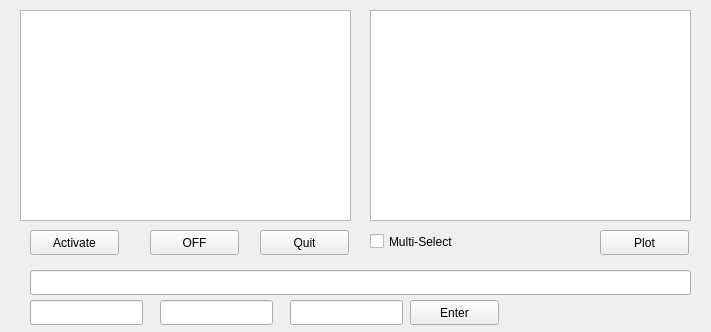
First picture: the form in rqt_aidin2/src/rqt_aidin2.ui, repository jimpark48/rqt_aidin2, before the edit.
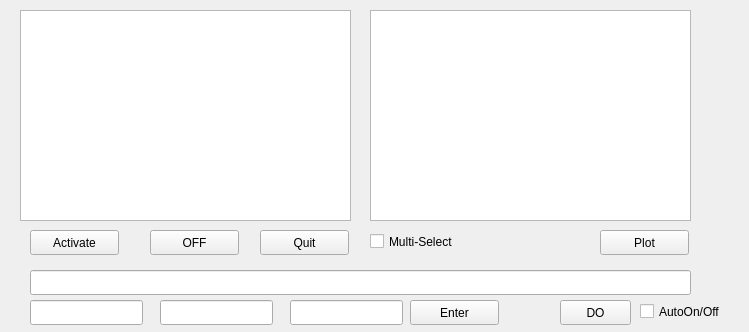
Second picture: the form after the edit.

Diff of the .ui file:
```diff
--- a/rqt_aidin2/src/rqt_aidin2.ui
+++ b/rqt_aidin2/src/rqt_aidin2.ui
@@ -6,7 +6,7 @@
    <rect>
     <x>0</x>
     <y>0</y>
-    <width>711</width>
+    <width>749</width>
     <height>332</height>
    </rect>
   </property>
@@ -151,6 +151,32 @@
     <string>Enter</string>
    </property>
   </widget>
+  <widget class="QPushButton" name="pushButton_6">
+   <property name="geometry">
+    <rect>
+     <x>560</x>
+     <y>300</y>
+     <width>71</width>
+     <height>25</height>
+    </rect>
+   </property>
+   <property name="text">
+    <string>DO</string>
+   </property>
+  </widget>
+  <widget class="QCheckBox" name="checkBox_2">
+   <property name="geometry">
+    <rect>
+     <x>640</x>
+     <y>300</y>
+     <width>111</width>
+     <height>23</height>
+    </rect>
+   </property>
+   <property name="text">
+    <string>AutoOn/Off</string>
+   </property>
+  </widget>
  </widget>
  <resources/>
  <connections/>
```
